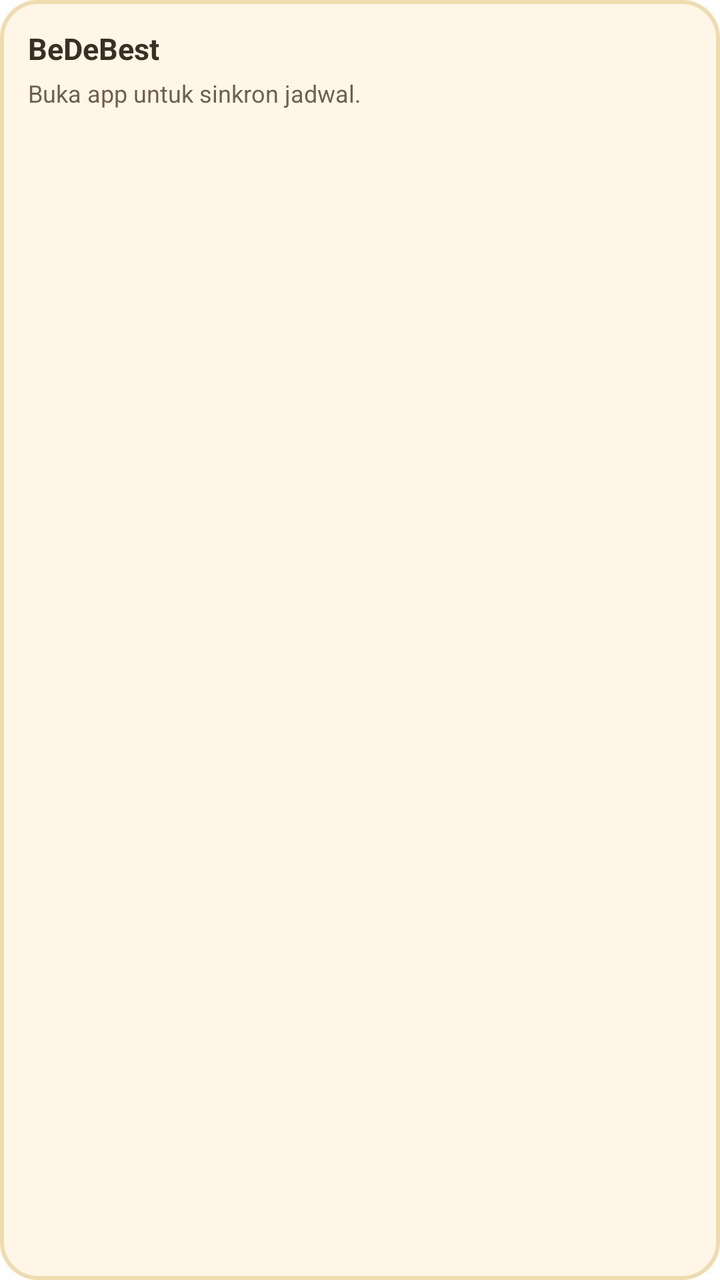
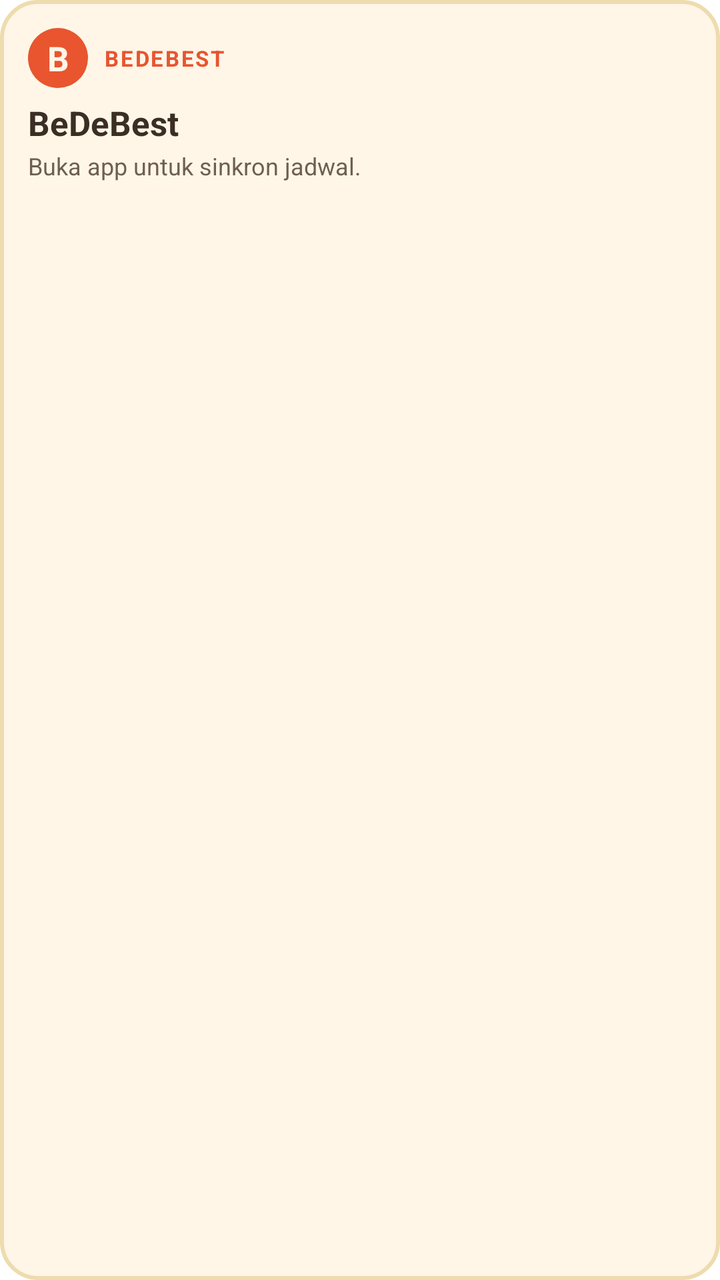

The first picture is an Android layout as it rendered before a commit; the second is the same layout after the commit. The layout source and the unified diff follow.
<!-- AndroidManifest.xml: fallback theme Theme.MaterialComponents.DayNight.NoActionBar -->
<!-- res/layout/widget_bedebest.xml -->
<?xml version="1.0" encoding="utf-8"?>
<LinearLayout xmlns:android="http://schemas.android.com/apk/res/android"
    android:id="@+id/widget_root"
    android:layout_width="match_parent"
    android:layout_height="wrap_content"
    android:orientation="vertical"
    android:padding="14dp"
    android:background="@drawable/widget_bg">

    <TextView
        android:id="@+id/widget_judul"
        android:layout_width="match_parent"
        android:layout_height="wrap_content"
        android:text="BeDeBest"
        android:textSize="15sp"
        android:textStyle="bold"
        android:textColor="#3b2e23"
        android:maxLines="1"
        android:ellipsize="end" />

    <TextView
        android:id="@+id/widget_baris"
        android:layout_width="match_parent"
        android:layout_height="wrap_content"
        android:layout_marginTop="4dp"
        android:text="Buka app untuk sinkron jadwal."
        android:textSize="12sp"
        android:textColor="#6f5f4e"
        android:maxLines="4"
        android:ellipsize="end" />
</LinearLayout>
<!-- resources referenced by this layout -->
<resources>
  <!-- drawable widget_bg (drawable) -->
  <?xml version="1.0" encoding="utf-8"?>
  <shape xmlns:android="http://schemas.android.com/apk/res/android" android:shape="rectangle">
      <solid android:color="#fff6e8" />
      <stroke android:width="2dp" android:color="#eedcae" />
      <corners android:radius="18dp" />
  </shape>
</resources>

<!-- the commit's change to res/layout/widget_bedebest.xml (unified diff, before → after) -->
@@ -7,25 +7,70 @@
     android:padding="14dp"
     android:background="@drawable/widget_bg">
 
-    <TextView
-        android:id="@+id/widget_judul"
+    <LinearLayout
         android:layout_width="match_parent"
         android:layout_height="wrap_content"
+        android:orientation="horizontal"
+        android:gravity="center_vertical">
+
+        <TextView
+            android:id="@+id/widget_logo"
+            android:layout_width="30dp"
+            android:layout_height="30dp"
+            android:gravity="center"
+            android:text="B"
+            android:textSize="17sp"
+            android:textStyle="bold"
+            android:textColor="#fff6e8"
+            android:background="@drawable/widget_logo_bg" />
+
+        <TextView
+            android:id="@+id/widget_status"
+            android:layout_width="0dp"
+            android:layout_height="wrap_content"
+            android:layout_weight="1"
+            android:layout_marginStart="8dp"
+            android:text="BEDEBEST"
+            android:textSize="11sp"
+            android:textStyle="bold"
+            android:textColor="#e8552f"
+            android:letterSpacing="0.08"
+            android:maxLines="1"
+            android:ellipsize="end" />
+    </LinearLayout>
+
+    <TextView
+        android:id="@+id/widget_matkul"
+        android:layout_width="match_parent"
+        android:layout_height="wrap_content"
+        android:layout_marginTop="6dp"
         android:text="BeDeBest"
-        android:textSize="15sp"
+        android:textSize="17sp"
         android:textStyle="bold"
         android:textColor="#3b2e23"
-        android:maxLines="1"
+        android:maxLines="2"
         android:ellipsize="end" />
 
     <TextView
-        android:id="@+id/widget_baris"
+        android:id="@+id/widget_detail"
+        android:layout_width="match_parent"
+        android:layout_height="wrap_content"
+        android:layout_marginTop="2dp"
+        android:text="Buka app untuk sinkron jadwal."
+        android:textSize="12sp"
+        android:textColor="#6f5f4e"
+        android:maxLines="2"
+        android:ellipsize="end" />
+
+    <TextView
+        android:id="@+id/widget_sub"
         android:layout_width="match_parent"
         android:layout_height="wrap_content"
         android:layout_marginTop="4dp"
-        android:text="Buka app untuk sinkron jadwal."
-        android:textSize="12sp"
-        android:textColor="#6f5f4e"
-        android:maxLines="4"
+        android:text=""
+        android:textSize="11sp"
+        android:textStyle="bold"
+        android:textColor="#2f9459"
+        android:maxLines="2"
         android:ellipsize="end" />
 </LinearLayout>
<!-- resource entries referenced after the edit -->
@@ -7,5 +7,10 @@
       <stroke android:width="2dp" android:color="#eedcae" />
       <corners android:radius="18dp" />
   </shape>
+  <!-- drawable widget_logo_bg (drawable) -->
+  <?xml version="1.0" encoding="utf-8"?>
+  <shape xmlns:android="http://schemas.android.com/apk/res/android" android:shape="oval">
+      <solid android:color="#e8552f" />
+  </shape>
 </resources>
 
